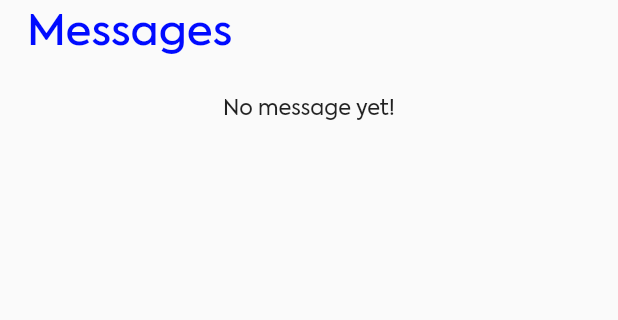
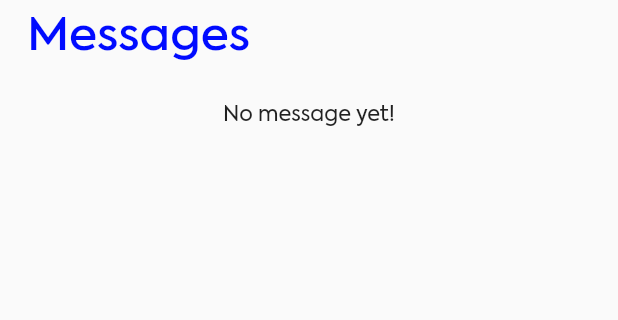
Before and after one commit to shahiddgk/pluhg_mobile, a Flutter app: the ChatScreenView screen opened by its route, on a phone screen of 412 x 824 dp, the part 84-404 px from its top. Run offline on Flutter 3.47's test engine with Material 2 defaults, Android fonts, the phone set to English and light mode, and no system bars; our stand-ins replace cached_network_image, country_code_picker, emoji_picker_flutter, file_picker, firebase_core, firebase_dynamic_links and 19 more; missing offline and left inert: cross_connectivity, flutter_dialogs, flutter_sim_country_code; accounts and stored records are empty; network calls fail; project files that could hold a hidden picture were left out.

Commit message:
chat changes

```diff
--- a/lib/app/modules/chat_screen/views/chat_screen_view.dart
+++ b/lib/app/modules/chat_screen/views/chat_screen_view.dart
@@ -1,8 +1,7 @@
 import 'package:flutter/material.dart';
-import 'package:flutter_svg/svg.dart';
-
+import 'package:flutter_screenutil/flutter_screenutil.dart';
 import 'package:get/get.dart';
-import 'package:plug/app/modules/notification_screen/views/notification_screen_view.dart';
+import 'package:plug/app/data/api_calls.dart';
 import 'package:plug/app/widgets/colors.dart';
 import 'package:plug/app/widgets/search_app_bar.dart';
 import 'package:plug/screens/chat/chat_screen.dart';
@@ -17,7 +16,16 @@ class ChatScreenView extends GetView<ChatScreenController> {
   @override
   Widget build(BuildContext context) {
     return Scaffold(
-      appBar: SearchAppBar(searchController,(value){}, messages_page: true,),
+      appBar: SearchAppBar(
+        searchController,
+        (value) {
+          controller.search.value = value;
+          print(controller.search.value);
+          print(controller.users_.length);
+
+        },
+        messages_page: true,
+      ),
       body: SingleChildScrollView(
         child: Column(
           crossAxisAlignment: CrossAxisAlignment.start,
@@ -28,30 +36,33 @@ class ChatScreenView extends GetView<ChatScreenController> {
                 'Messages',
                 style: TextStyle(
                   color: pluhgColour,
-                  fontSize: 28,
+                  fontSize: 30.sp,
                   fontWeight: FontWeight.w600,
                 ),
               ),
             ),
             SizedBox(height: controller.size.height * 0.02),
-            if (controller.users.length == 0)  Center(child: Text('No message yet!')),
-            if (controller.users.length != 0)
+            if (controller.users_.length == 0)
+              Center(child: Text('No message yet!')),
+            if (controller.users_.length != 0)
               ListView.builder(
                 physics: NeverScrollableScrollPhysics(),
                 shrinkWrap: true,
-                itemCount: controller.users.length,
+                itemCount: controller.users_.length,
                 itemBuilder: (ctx, i) => InkWell(
-                  onTap: () {
-                    //Gi to chat screen
-                    Get.to(() => ChatScreen(
-                        username_receiver: "",
-                        name_receiver: controller.users[i].name,
-                        profile_receiver:  controller.users[i].profileImage! ,
-                        senderId: controller.users[i].senderId,
-                        recevierId: controller.users[i].recevierId));
-                  },// get last message item
-                  child: getMainChatItem(controller.users[i]),
-                ),
+                        onTap: () {
+                          //Gi to chat screen
+                          Get.to(() => ChatScreen(
+                              username_receiver: controller.users_[i].userName,
+                              name_receiver: controller.users_[i].name,
+                              profile_receiver: APICALLS.imageBaseUrl +
+                                  controller.users_[i].profileImage!,
+                              senderId: controller.users_[i].senderId,
+                              recevierId: controller.users_[i].recevierId));
+                        }, // get last message item
+                        child: getMainChatItem(controller.users_[i]),
+                      )
+                    ,
               ),
           ],
         ),
--- a/lib/app/modules/connection_screen/controllers/connection_screen_controller.dart
+++ b/lib/app/modules/connection_screen/controllers/connection_screen_controller.dart
@@ -9,6 +9,8 @@ class ConnectionScreenController extends GetxController
   //TODO: Implement ConnectionScreenController
   dynamic userProfileDetails = {}.obs;
   List recommended = [];
+
+
 
   SharedPreferences? prefs;
   RxInt currentIndex = 0.obs;
--- a/lib/app/modules/connection_screen/views/connection_screen_view.dart
+++ b/lib/app/modules/connection_screen/views/connection_screen_view.dart
@@ -169,7 +169,9 @@ class ConnectionScreenView extends GetView<ConnectionScreenController> {
                                                     const EdgeInsets.all(8.0),
                                                 child: waitingConnectionCard(
                                                     data: data[index],
-                                                    prefs: controller.prefs),
+                                                    prefs: controller.prefs
+
+                                                ),
                                               )
                                         :
                                         // controller.connectedList.value == 0 ||
--- a/lib/app/modules/contact/controllers/contact_controller.dart
+++ b/lib/app/modules/contact/controllers/contact_controller.dart
@@ -18,7 +18,6 @@ class ContactController extends GetxController with ValidationMixin{
   List<PluhgContact> _allContacts = [];
   Completer<List<PluhgContact>> contactsFuture = Completer();
 
-  // List<PluhgContact> contacts_ = [];
   RxBool permissionDenied = false.obs;
   RxBool isContactPluhg = false.obs;
   RxBool isRequesterPluhg = false.obs;
--- a/lib/app/modules/contact/views/contact_view.dart
+++ b/lib/app/modules/contact/views/contact_view.dart
@@ -60,7 +60,6 @@ class ContactView extends GetView<ContactController> {
             child: TextFormField(
               controller: searchController,
               onChanged: (value) {
-                print(searchController.text);
                 controller.search.value = searchController.text;
                 print(searchController.text);
               },
--- a/lib/app/modules/send_message/views/send_message_view.dart
+++ b/lib/app/modules/send_message/views/send_message_view.dart
@@ -63,7 +63,7 @@ class SendMessageView extends GetView<SendMessageController> {
                   mainAxisAlignment: MainAxisAlignment.center,
                   children: [
                     Container(
-                      height: 168.22.h,
+                      height: 178.22.h,
                       width: 88.66.w,
                       decoration: BoxDecoration(
                           color: Colors.white,
@@ -132,7 +132,7 @@ class SendMessageView extends GetView<SendMessageController> {
                     ),
                     SvgPicture.asset("resources/svg/middle.svg"),
                     Container(
-                      height: 168.22.h,
+                      height: 178.22.h,
                       width: 88.66.w,
                       decoration: BoxDecoration(
                           color: Colors.white,
--- a/lib/app/widgets/search_app_bar.dart
+++ b/lib/app/widgets/search_app_bar.dart
@@ -1,6 +1,8 @@
 import 'package:flutter/material.dart';
 import 'package:flutter_screenutil/flutter_screenutil.dart';
 import 'package:flutter_svg/flutter_svg.dart';
+import 'package:get/instance_manager.dart';
+import 'package:plug/app/modules/chat_screen/controllers/chat_screen_controller.dart';
 import 'package:plug/app/modules/notification_screen/views/notification_screen_view.dart';
 import 'package:plug/app/widgets/colors.dart';
 import 'package:plug/widgets/notif_icon.dart';
@@ -13,7 +15,6 @@ class SearchAppBar extends StatelessWidget implements PreferredSizeWidget {
 
   SearchAppBar(this.searchController, this.onChanged,
       {this.backButton = false, required this.messages_page});
-
 
   @override
   Widget build(BuildContext context) {
@@ -46,14 +47,28 @@ class SearchAppBar extends StatelessWidget implements PreferredSizeWidget {
             onChanged(value);
           },
           decoration: InputDecoration(
-              hintText: messages_page==true?"Search messages":"Search connections",
+              hintText: messages_page == true
+                  ? "Search messages"
+                  : "Search connections",
               prefixIcon: Padding(
                   padding: EdgeInsets.all(8.w),
                   child: SvgPicture.asset(
                     "assets/images/search.svg",
-
                     color: Color(0xff080F18),
                   )),
+              /* suffixIcon: Visibility(
+                visible: controller.search.value.isEmpty ? false : true,
+                child: IconButton(
+                  icon: Icon(
+                    Icons.cancel,
+                    color: Colors.grey,
+                  ),
+                  onPressed: () {
+                    searchController.clear();
+                    controller.search.value = "";
+                  },
+                ),
+              ),*/
               suffixIcon: Visibility(
                   visible: searchController.text.isNotEmpty,
                   child: IconButton(
--- a/lib/widgets/models/user_chat.dart
+++ b/lib/widgets/models/user_chat.dart
@@ -12,12 +12,14 @@ class UserChat {
   String name;
   String time;
   int unReadCount;
+  String userName;
 
   UserChat({
     this.id,
     required this.message,
     required this.isRead,
     required this.isDeleted,
+    required this.userName,
     required this.unReadCount,
     required this.messageType,
     required this.senderId,
@@ -28,8 +30,10 @@ class UserChat {
   });
 
   factory UserChat.fromJson(Map message) => UserChat(
+        userName:
+            message["chatMaster"]['receiverDetails']['userName'].toString(),
         unReadCount: message["chatMaster"]["unReadCount"],
-    name: message["chatMaster"]['receiverDetails']['name'],
+        name: message["chatMaster"]['receiverDetails']['name'].toString(),
         profileImage: message["chatMaster"]['receiverDetails']['profileImage'],
         senderId: message["chatMaster"]['senderDetails']['_id'],
         recevierId: message["chatMaster"]['receiverDetails']['_id'],
--- a/pubspec.yaml
+++ b/pubspec.yaml
@@ -64,6 +64,7 @@ dependencies:
   mime:
   photo_view:
 
+
 dev_dependencies:
   flutter_test:
     sdk: flutter
```
Also changed, not shown: lib/app/modules/chat_screen/controllers/chat_screen_controller.dart (+14 -3 lines), lib/app/modules/connection_screen/widget/waiting_card.dart (+10 -12 lines), lib/screens/chat/chat_screen.dart (+1 -9 lines), lib/screens/chat/chat_widgets/chat_appbar.dart (+6 -2 lines), lib/screens/chat/media_options/multi_document_picker.dart (+5 -7 lines), lib/widgets/models/message.dart (+25 -18 lines). Lines whose indentation alone changed are shown as unchanged.
